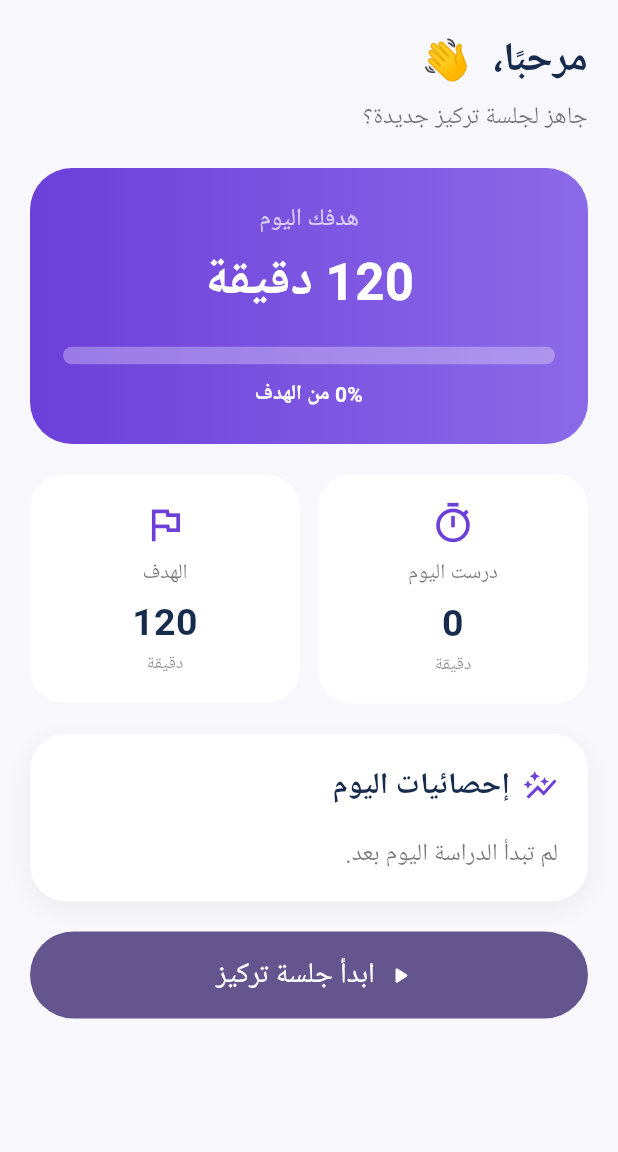
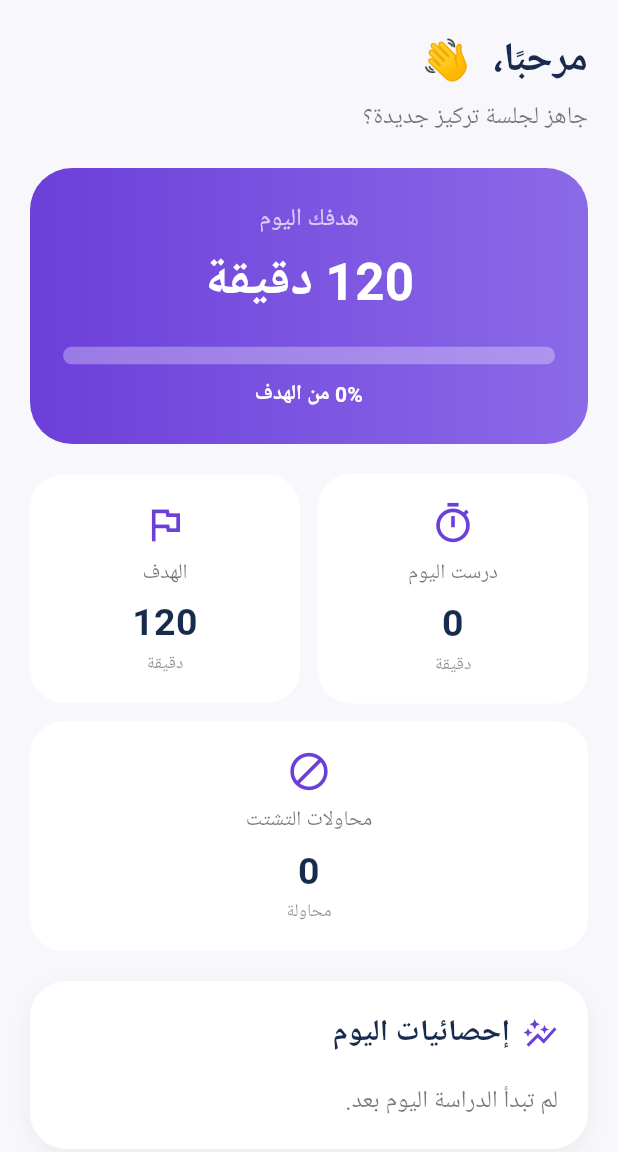
Before and after one commit to sbwrtly06-ship-it/almutafawiq, a Flutter app: the HomeScreen screen opened directly, on a phone screen of 412 x 824 dp, the part 84-1236 px from its top. Run offline on Flutter 3.47's test engine with Material 3 defaults, Android fonts, the phone set to English and light mode, and no system bars; our stand-ins replace shared_preferences; accounts and stored records are empty; Roboto replaces fonts that are missing (Arial).

Commit message:
Show daily distraction attempts

```diff
--- a/lib/main.dart
+++ b/lib/main.dart
@@ -1007,6 +1007,7 @@ class _HomeScreenState extends State<HomeScreen> {
   String studentName = 'الطالب';
   int goalMinutes = 120;
   int studiedMinutes = 0;
+  int distractionAttempts = 0;
 
   @override
   void initState() {
@@ -1019,10 +1020,19 @@ class _HomeScreenState extends State<HomeScreen> {
 
     if (!mounted) return;
 
+    final now = DateTime.now();
+    final dateKey =
+        '${now.year}-${now.month.toString().padLeft(2, '0')}-'
+        '${now.day.toString().padLeft(2, '0')}';
+
+    final todayDistractionAttempts =
+        prefs.getInt('distraction_attempts_$dateKey') ?? 0;
+
     setState(() {
       studentName = prefs.getString('student_name') ?? 'الطالب';
       goalMinutes = prefs.getInt('daily_goal_minutes') ?? 120;
       studiedMinutes = prefs.getInt('completed_focus_minutes') ?? 0;
+      distractionAttempts = todayDistractionAttempts;
     });
   }
 
@@ -1144,6 +1154,15 @@ class _HomeScreenState extends State<HomeScreen> {
                     ),
                   ),
                 ],
+              ),
+
+              const SizedBox(height: 12),
+
+              _StatCard(
+                icon: Icons.block_rounded,
+                title: 'محاولات التشتت',
+                value: '$distractionAttempts',
+                unit: 'محاولة',
               ),
 
               const SizedBox(height: 20),
```
